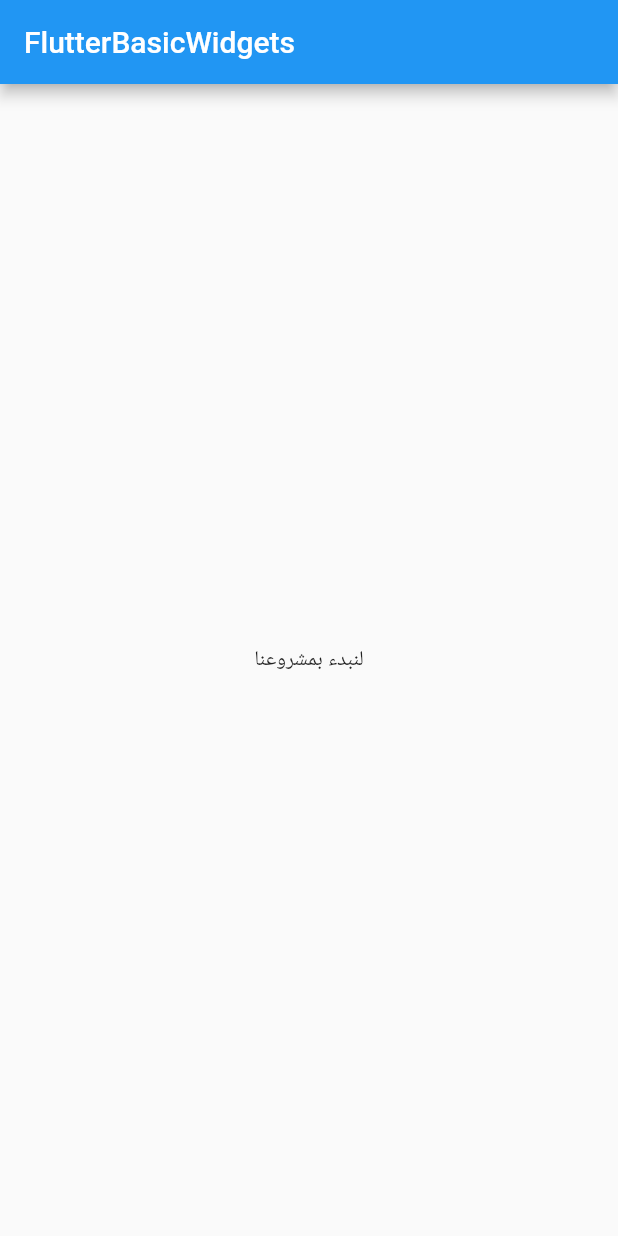
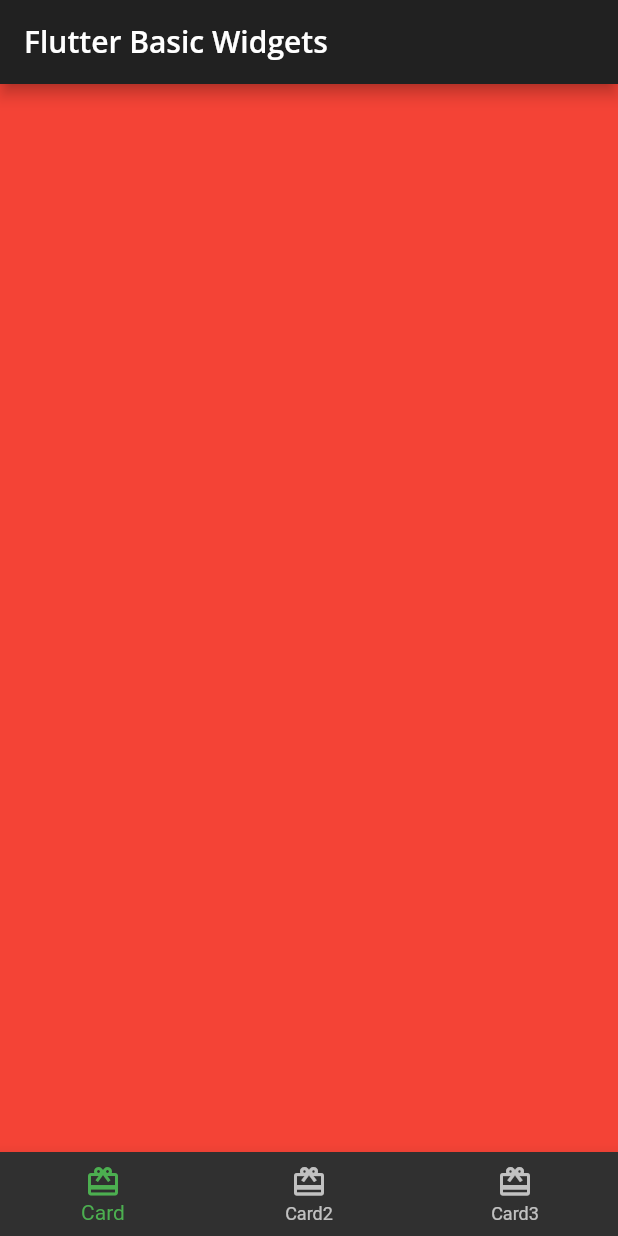
Before and after one commit to sayed3li97/flutterbasicwidgets, a Flutter app: the screen it shows after launch, on a phone screen of 412 x 824 dp. Run offline on Flutter 3.47's test engine with Material 2 defaults, Android fonts, the phone set to English and light mode, and no system bars; our stand-ins replace google_fonts.

Commit message:
Final Code

```diff
--- /dev/null
+++ b/lib/home.dart
@@ -0,0 +1,74 @@
+import 'package:flutter/material.dart';
+
+// 1
+class Home extends StatefulWidget {
+  const Home({Key? key}) : super(key: key);
+  @override
+  _HomeState createState() => _HomeState();
+}
+
+class _HomeState extends State<Home> {
+  // TODO: Add state variables and functions
+  // 7
+  int _selectedIndex = 0;
+
+// 8
+  static List<Widget> pages = <Widget>[
+    // TODO: Replace with Card1
+    Container(color: Colors.red),
+    // TODO: Replace with Card2
+    Container(color: Colors.green),
+    // TODO: Replace with Card3
+    Container(color: Colors.blue)
+  ];
+
+// 9
+  void _onItemTapped(int index) {
+    setState(() {
+      _selectedIndex = index;
+    });
+  }
+
+
+  @override
+  Widget build(BuildContext context) {
+    return  Scaffold(
+        appBar: AppBar(
+          title: Text(
+            'Flutter Basic Widgets',
+            // 2
+            style: Theme.of(context).textTheme.headline6,
+          ),
+        ),
+      body: pages[_selectedIndex],
+      // 4
+      bottomNavigationBar: BottomNavigationBar(
+        // 5
+        selectedItemColor:
+        Theme.of(context).textSelectionTheme.selectionColor,
+        // TODO: Set selected tab bar
+        // 10
+        currentIndex: _selectedIndex,
+        // 11
+        onTap: _onItemTapped,
+
+        // 6
+        items: const <BottomNavigationBarItem>[
+          BottomNavigationBarItem(
+            icon: Icon(Icons.card_giftcard),
+            label: 'Card',
+          ),
+          BottomNavigationBarItem(
+            icon: Icon(Icons.card_giftcard),
+            label: 'Card2',
+          ),
+          BottomNavigationBarItem(
+            icon: Icon(Icons.card_giftcard),
+            label: 'Card3',
+          ),
+        ],
+      ),
+
+    );
+  }
+}
--- a/lib/main.dart
+++ b/lib/main.dart
@@ -1,28 +1,22 @@
 import 'package:flutter/material.dart';
+import 'basic_theme.dart';
+import 'home.dart';
 
 void main() {
   // 1
   runApp(const FlutterBasicWidgets());
 }
+class FlutterBasicWidgets extends StatelessWidget {
+  const FlutterBasicWidgets({Key? key}) : super(key: key);
 
-class FlutterBasicWidgets extends StatelessWidget {
-  // 2
-  const FlutterBasicWidgets({Key? key}) : super(key: key);
   @override
   Widget build(BuildContext context) {
-    // TODO: Create theme
-    // TODO: Apply Home widget
-    // 3
+    final theme = BasicTheme.dark();
     return MaterialApp(
-      // TODO: Add theme
-      title: 'Flutter Basic Widgets',
-      // 4
-      home: Scaffold(
-        // TODO: Style the title
-        appBar: AppBar(title: const Text('FlutterBasicWidgets')),
-        // TODO: Style the body text
-        body: const Center(child: Text('لنبدء بمشروعنا')),
-      ),
+        theme: theme,
+        title: 'Flutter Basic Widgets',
+        // 4
+        home: const Home()
     );
   }
 }
```
